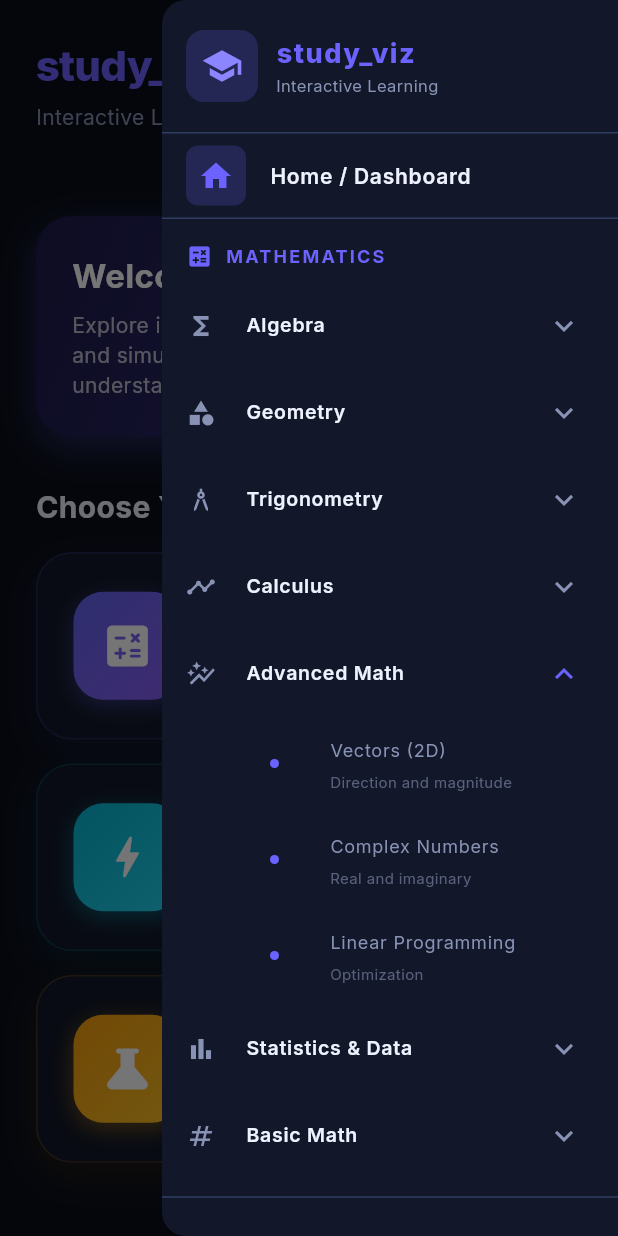
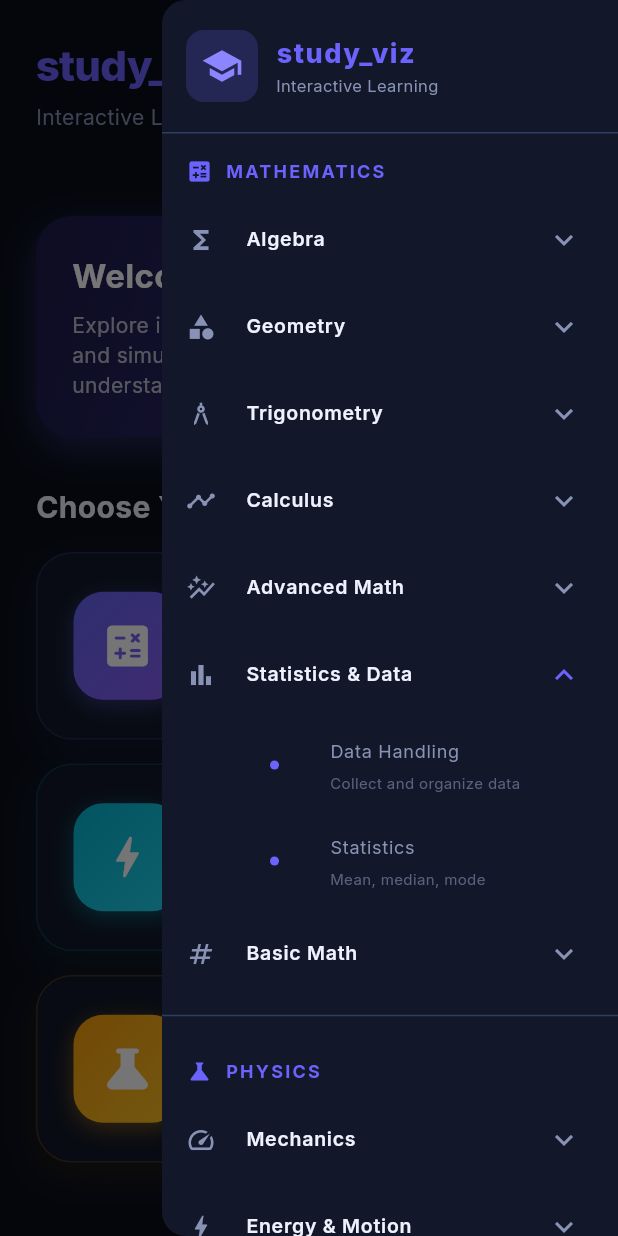
Before and after one commit to DileepTekkali/Interactive-visualizer, a Flutter app: the screen it shows after launch, in the side drawer, after a tap on "Mathematics", on a phone screen of 412 x 824 dp. Run offline on Flutter 3.47's test engine with Material 3 defaults, Android fonts, the phone set to English and light mode, and no system bars; our stand-ins replace fl_chart, google_fonts.

Commit message:
fixed side bar issues

```diff
--- a/frontend/lib/shared/widgets/app_sidebar.dart
+++ b/frontend/lib/shared/widgets/app_sidebar.dart
@@ -57,9 +57,6 @@
             child: ListView(
               padding: EdgeInsets.zero,
               children: [
-                _buildHomeTile(context),
-                const Divider(color: AppTheme.axisLine, height: 1),
-
                 // MATHEMATICS Section
                 _buildSectionHeader('MATHEMATICS', Icons.calculate),
                 _buildSubjectTile(
@@ -263,30 +260,6 @@
     );
   }
 
-  Widget _buildHomeTile(BuildContext context) {
-    return ListTile(
-      leading: Container(
-        padding: const EdgeInsets.all(8),
-        decoration: BoxDecoration(
-          color: AppTheme.accent.withValues(alpha: 0.2),
-          borderRadius: BorderRadius.circular(8),
-        ),
-        child: const Icon(Icons.home, color: AppTheme.accent),
-      ),
-      title: Text('Home / Dashboard',
-          style: GoogleFonts.inter(
-              fontSize: 14,
-              fontWeight: FontWeight.w600,
-              color: AppTheme.textPrimary)),
-      onTap: () {
-        Navigator.pop(context);
-        Navigator.pushNamedAndRemoveUntil(
-            context, AppRoutes.home, (route) => false);
-      },
-      hoverColor: AppTheme.accent.withValues(alpha: 0.1),
-    );
-  }
-
   Widget _buildSectionHeader(String title, IconData icon) {
     return Padding(
       padding: const EdgeInsets.fromLTRB(16, 16, 16, 8),
```
